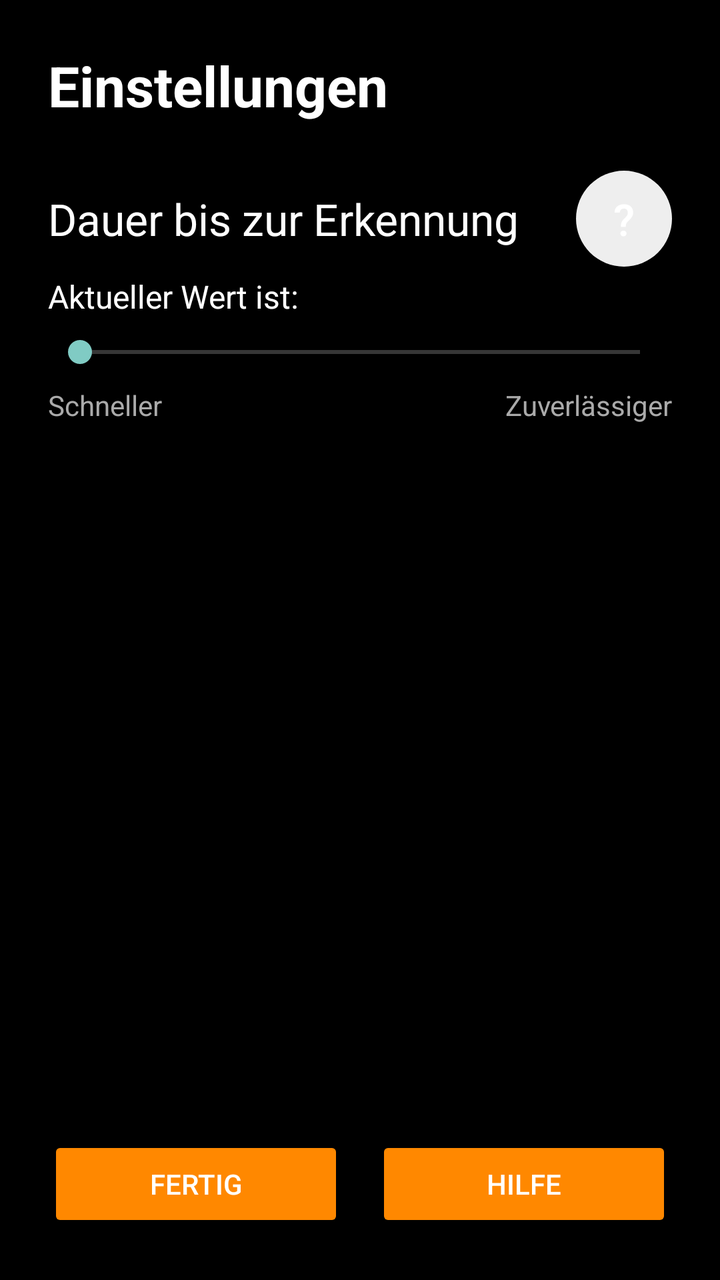
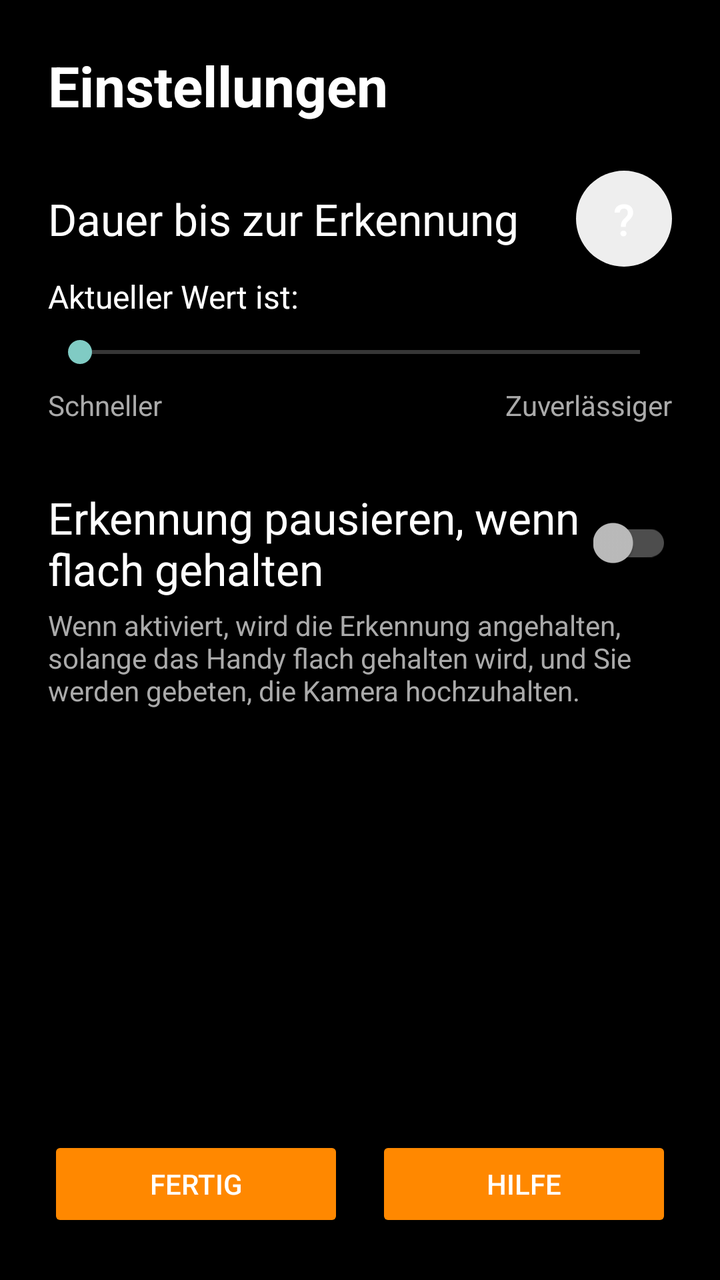

Screens rendered from an Android XML layout before and after an edit, with the pre-edit source and the edit as a unified diff.
<!-- AndroidManifest.xml: application theme AppTheme.Fullscreen -->
<!-- res/layout/activity_settings.xml -->
<?xml version="1.0" encoding="utf-8"?>
<LinearLayout xmlns:android="http://schemas.android.com/apk/res/android"
    xmlns:tools="http://schemas.android.com/tools"
    android:layout_width="match_parent"
    android:layout_height="match_parent"
    android:background="@android:color/black"
    android:orientation="vertical"
    android:padding="24dp"
    tools:context="de.hsaugsburg.ampelpilot.SettingsActivity">

    <TextView
        android:layout_width="match_parent"
        android:layout_height="wrap_content"
        android:text="@string/settings"
        android:textColor="@android:color/white"
        android:textSize="28sp"
        android:textStyle="bold"
        android:paddingBottom="24dp" />

    
    <LinearLayout
        android:layout_width="match_parent"
        android:layout_height="wrap_content"
        android:orientation="horizontal"
        android:gravity="center_vertical">

        <TextView
            android:layout_width="0dp"
            android:layout_height="wrap_content"
            android:layout_weight="1"
            android:text="@string/stability"
            android:textColor="@android:color/white"
            android:textSize="22sp" />

        <Button
            android:id="@+id/helpButtonFrames"
            android:layout_width="48dp"
            android:layout_height="48dp"
            android:background="@drawable/roundedbutton"
            android:text="@string/help"
            android:contentDescription="Hilfe zur Erkennungsdauer"
            android:textSize="22sp" />
    </LinearLayout>

    <TextView
        android:id="@+id/text_Frames"
        android:layout_width="match_parent"
        android:layout_height="wrap_content"
        android:text="@string/Text_SeekBar"
        android:textColor="@android:color/white"
        android:textSize="16sp"
        android:paddingTop="4dp" />

    <SeekBar
        android:id="@+id/seekBar_Frames"
        android:layout_width="match_parent"
        android:layout_height="wrap_content"
        android:max="7"
        android:paddingTop="8dp"
        android:paddingBottom="8dp" />

    <LinearLayout
        android:layout_width="match_parent"
        android:layout_height="wrap_content">
        <TextView
            android:layout_width="0dp"
            android:layout_height="wrap_content"
            android:layout_weight="1"
            android:text="Schneller"
            android:textColor="@android:color/darker_gray" />
        <TextView
            android:layout_width="0dp"
            android:layout_height="wrap_content"
            android:layout_weight="1"
            android:gravity="end"
            android:text="Zuverl\u00e4ssiger"
            android:textColor="@android:color/darker_gray" />
    </LinearLayout>

    <Space
        android:layout_width="match_parent"
        android:layout_height="0dp"
        android:layout_weight="1" />

    <LinearLayout
        android:layout_width="match_parent"
        android:layout_height="wrap_content"
        android:orientation="horizontal"
        android:gravity="center">

        <Button
            android:id="@+id/btnGo"
            android:layout_width="0dp"
            android:layout_weight="1"
            android:layout_height="wrap_content"
            android:layout_marginEnd="8dp"
            android:backgroundTint="@android:color/holo_orange_dark"
            android:text="Fertig" />

        <Button
            android:id="@+id/btnHelp"
            android:layout_width="0dp"
            android:layout_weight="1"
            android:layout_height="wrap_content"
            android:layout_marginStart="8dp"
            android:backgroundTint="@android:color/holo_orange_dark"
            android:text="Hilfe" />
    </LinearLayout>

</LinearLayout>
<!-- resources referenced by this layout -->
<resources>
  <!-- drawable roundedbutton (drawable) -->
  <?xml version="1.0" encoding="utf-8"?>
  <shape xmlns:android="http://schemas.android.com/apk/res/android"
      android:shape="rectangle">
      <solid android:color="#eeffffff" />
      <corners android:bottomRightRadius="50dp"
          android:bottomLeftRadius="50dp"
          android:topRightRadius="50dp"
          android:topLeftRadius="50dp"/>
  </shape>
  <string name="Text_SeekBar">Aktueller Wert ist: </string>
  <string name="help">\?</string>
  <string name="settings">Einstellungen</string>
  <string name="stability">Dauer bis zur Erkennung</string>
  <style name="AppTheme.Fullscreen" parent="Theme.AppCompat.NoActionBar">
          <item name="android:windowFullscreen">true</item>
          <item name="android:windowContentOverlay">@null</item>
      </style>
</resources>

<!-- the commit's change to res/layout/activity_settings.xml (unified diff, before → after) -->
@@ -77,6 +77,36 @@
             android:textColor="@android:color/darker_gray" />
     </LinearLayout>
 
+    
+    <LinearLayout
+        android:layout_width="match_parent"
+        android:layout_height="wrap_content"
+        android:orientation="horizontal"
+        android:gravity="center_vertical"
+        android:paddingTop="32dp">
+
+        <TextView
+            android:layout_width="0dp"
+            android:layout_height="wrap_content"
+            android:layout_weight="1"
+            android:text="@string/tilt_pause"
+            android:textColor="@android:color/white"
+            android:textSize="22sp" />
+
+        <androidx.appcompat.widget.SwitchCompat
+            android:id="@+id/switch_TiltPause"
+            android:layout_width="wrap_content"
+            android:layout_height="wrap_content" />
+    </LinearLayout>
+
+    <TextView
+        android:layout_width="match_parent"
+        android:layout_height="wrap_content"
+        android:text="@string/tilt_pause_desc"
+        android:textColor="@android:color/darker_gray"
+        android:textSize="14sp"
+        android:paddingTop="4dp" />
+
     <Space
         android:layout_width="match_parent"
         android:layout_height="0dp"
<!-- resource entries referenced after the edit -->
@@ -14,6 +14,8 @@
   <string name="help">\?</string>
   <string name="settings">Einstellungen</string>
   <string name="stability">Dauer bis zur Erkennung</string>
+  <string name="tilt_pause">Erkennung pausieren, wenn flach gehalten</string>
+  <string name="tilt_pause_desc">Wenn aktiviert, wird die Erkennung angehalten, solange das Handy flach gehalten wird, und Sie werden gebeten, die Kamera hochzuhalten.</string>
   <style name="AppTheme.Fullscreen" parent="Theme.AppCompat.NoActionBar">
           <item name="android:windowFullscreen">true</item>
           <item name="android:windowContentOverlay">@null</item>
